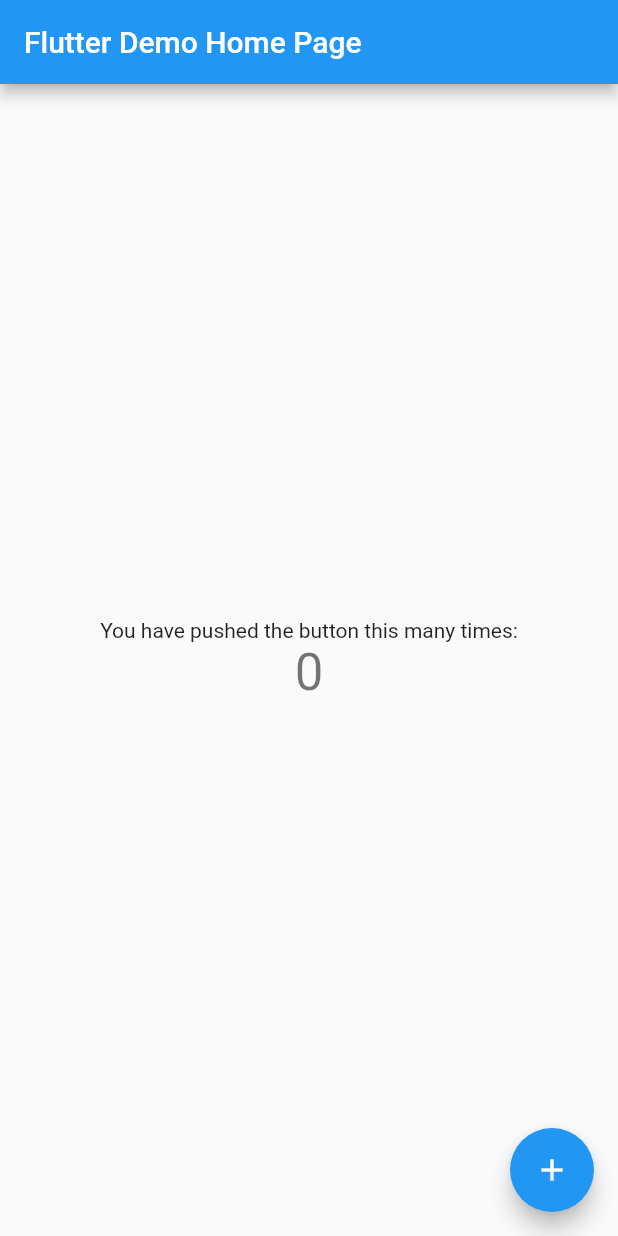
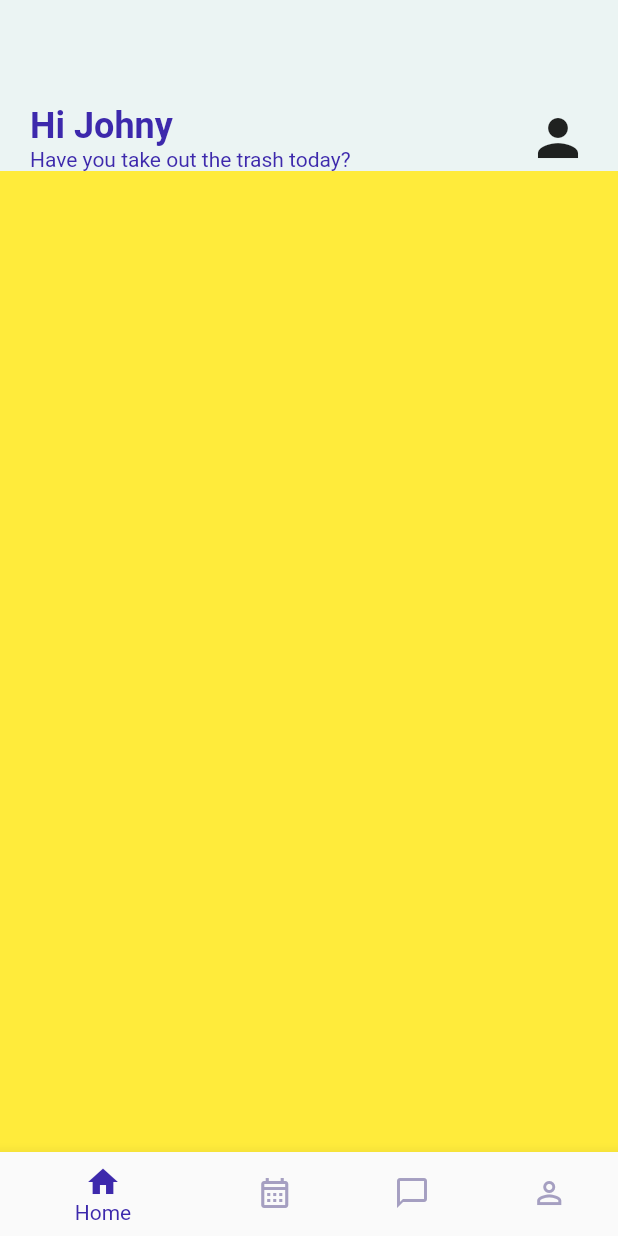
Before and after one commit to IlyasMukatdisov/flutter_practice, a Flutter app: the screen it shows after launch, on a phone screen of 412 x 824 dp. Run offline on Flutter 3.47's test engine with Material 2 defaults, Android fonts, the phone set to English and light mode, and no system bars.

Commit message:
basic structure

```diff
--- a/lib/main.dart
+++ b/lib/main.dart
@@ -1,4 +1,5 @@
 import 'package:flutter/material.dart';
+import 'package:flutter_practice/pages/main_page.dart';
 
 void main() {
   runApp(const MyApp());
@@ -24,7 +25,7 @@ class MyApp extends StatelessWidget {
         // is not restarted.
         primarySwatch: Colors.blue,
       ),
-      home: const MyHomePage(title: 'Flutter Demo Home Page'),
+      home: MainPage()
     );
   }
 }
--- /dev/null
+++ b/lib/pages/main_page.dart
@@ -0,0 +1,62 @@
+import 'package:flutter/material.dart';
+import 'package:flutter_practice/pages/nav_pages/account_page.dart';
+import 'package:flutter_practice/pages/nav_pages/chat_page.dart';
+import 'package:flutter_practice/pages/nav_pages/home_page.dart';
+import 'package:flutter_practice/pages/nav_pages/schedule_page.dart';
+import 'package:flutter_practice/res/colors/AppColors.dart';
+
+class MainPage extends StatefulWidget {
+  const MainPage({Key? key}) : super(key: key);
+
+  @override
+  State<MainPage> createState() => _MainPageState();
+}
+
+class _MainPageState extends State<MainPage> {
+  var bottomNavigationBarList = [
+    HomePage(),
+    SchedulePage(),
+    ChatPage(),
+    AccountPage()
+  ];
+
+  int currentIndex = 0;
+
+  void onTap(int index) {
+    setState(() {
+      currentIndex = index;
+    });
+  }
+
+  @override
+  Widget build(BuildContext context) {
+    return Scaffold(
+      body: bottomNavigationBarList[currentIndex],
+      bottomNavigationBar: BottomNavigationBar(
+          currentIndex: currentIndex,
+          selectedItemColor: AppColors.mainColor,
+          unselectedItemColor: AppColors.unselectedTabColor,
+          onTap: onTap,
+          items: [
+            BottomNavigationBarItem(
+                label: "Home",
+                icon:
+                    Icon(currentIndex == 0 ? Icons.home : Icons.home_outlined)),
+            BottomNavigationBarItem(
+                label: "Schedule",
+                icon: Icon(currentIndex == 1
+                    ? Icons.calendar_month
+                    : Icons.calendar_month_outlined)),
+            BottomNavigationBarItem(
+                label: "Chat",
+                icon: Icon(currentIndex == 2
+                    ? Icons.chat_bubble
+                    : Icons.chat_bubble_outline)),
+            BottomNavigationBarItem(
+                label: "Account",
+                icon: Icon(
+                    currentIndex == 3 ? Icons.person : Icons.person_outline)),
+          ]),
+    );
+  }
+}
--- /dev/null
+++ b/lib/pages/nav_pages/account_page.dart
@@ -0,0 +1,12 @@
+import 'package:flutter/cupertino.dart';
+
+class AccountPage extends StatelessWidget {
+  const AccountPage({Key? key}) : super(key: key);
+
+  @override
+  Widget build(BuildContext context) {
+    return const Center(
+      child: Text("Account"),
+    );
+  }
+}
--- /dev/null
+++ b/lib/pages/nav_pages/chat_page.dart
@@ -0,0 +1,12 @@
+import 'package:flutter/cupertino.dart';
+
+class ChatPage extends StatelessWidget {
+  const ChatPage({Key? key}) : super(key: key);
+
+  @override
+  Widget build(BuildContext context) {
+    return const Center(
+      child: Text("Chat"),
+    );
+  }
+}
--- /dev/null
+++ b/lib/pages/nav_pages/home_page.dart
@@ -0,0 +1,56 @@
+import 'package:flutter/material.dart';
+import 'package:flutter_practice/res/colors/AppColors.dart';
+
+class HomePage extends StatelessWidget {
+  const HomePage({Key? key}) : super(key: key);
+
+  @override
+  Widget build(BuildContext context) {
+    return Container(
+      decoration: BoxDecoration(
+        color: AppColors.backgroundColor
+      ),
+      child: Column(
+        children: [
+          Container(
+            padding: EdgeInsets.only(top: 70,left: 20,right: 20),
+            child: Column(
+              children: [
+                Row(
+                  mainAxisAlignment: MainAxisAlignment.spaceBetween,
+                  children: [
+                    Column(
+                      crossAxisAlignment: CrossAxisAlignment.start,
+                      children: [
+                        Text("Hi Johny",
+                            style: TextStyle(
+                                fontWeight: FontWeight.bold,
+                                color: AppColors.mainColor,
+                                fontSize: 24)),
+                        Text(
+                          "Have you take out the trash today?",
+                          style: TextStyle(color: AppColors.mainColor),
+                        )
+                      ],
+                    ),
+                    Icon(
+                      Icons.person,
+                      size: 40,
+                    )
+                  ],
+                )
+              ],
+            ),
+          ),
+          Expanded(
+            child: Container(
+              decoration: BoxDecoration(
+                color: Colors.yellow
+              ),
+            ),
+          )
+        ],
+      ),
+    );
+  }
+}
--- /dev/null
+++ b/lib/pages/nav_pages/schedule_page.dart
@@ -0,0 +1,12 @@
+import 'package:flutter/cupertino.dart';
+
+class SchedulePage extends StatelessWidget {
+  const SchedulePage({Key? key}) : super(key: key);
+
+  @override
+  Widget build(BuildContext context) {
+    return const Center(
+      child: Text("Schedule"),
+    );
+  }
+}
--- /dev/null
+++ b/lib/res/colors/AppColors.dart
@@ -0,0 +1,8 @@
+import 'package:flutter/material.dart';
+
+class AppColors {
+  static Color mainColor = const Color(0xFF3D29AC);
+  static Color whiteText = const Color(0xFFE7E7E7);
+  static Color unselectedTabColor = const Color(0xFFA59FC1);
+  static Color backgroundColor = const Color(0xFFEBF4F3);
+}
--- a/pubspec.yaml
+++ b/pubspec.yaml
@@ -18,7 +18,7 @@ publish_to: 'none' # Remove this line if you wish to publish to pub.dev
 version: 1.0.0+1
 
 environment:
-  sdk: ">=2.17.1 <3.0.0"
+  sdk: ">=2.17.0 <3.0.0"
 
 # Dependencies specify other packages that your package needs in order to work.
 # To automatically upgrade your package dependencies to the latest versions
```
Also changed, not shown: lib/pages/pick_up_trash.dart (added), pubspec.lock.
